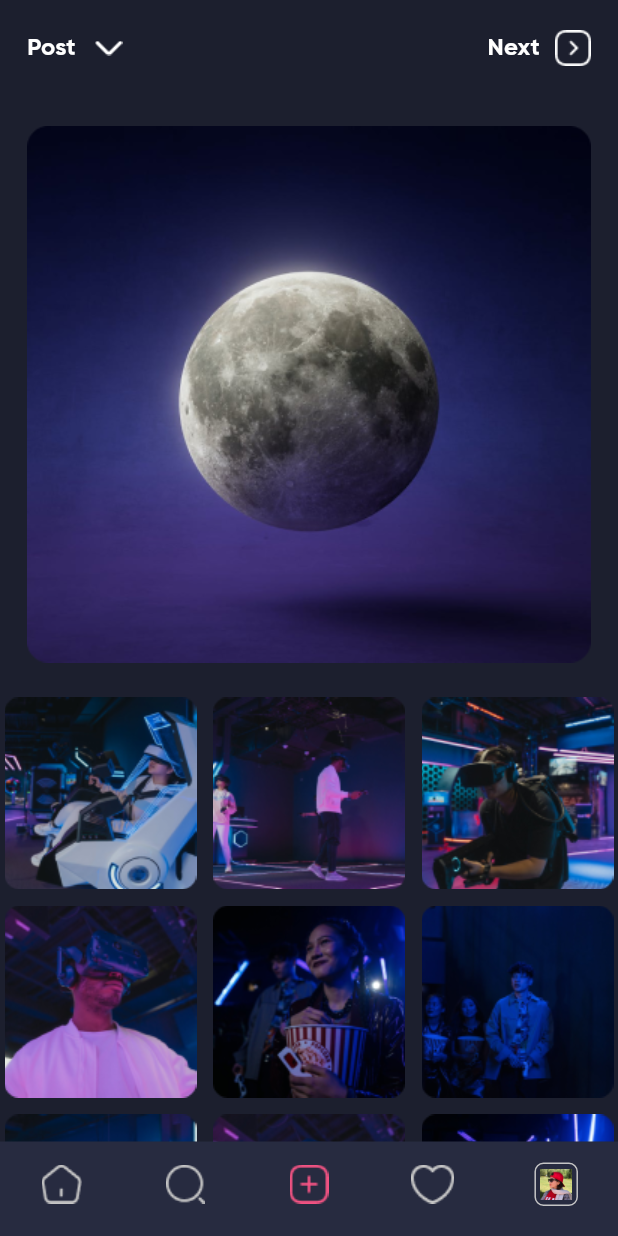
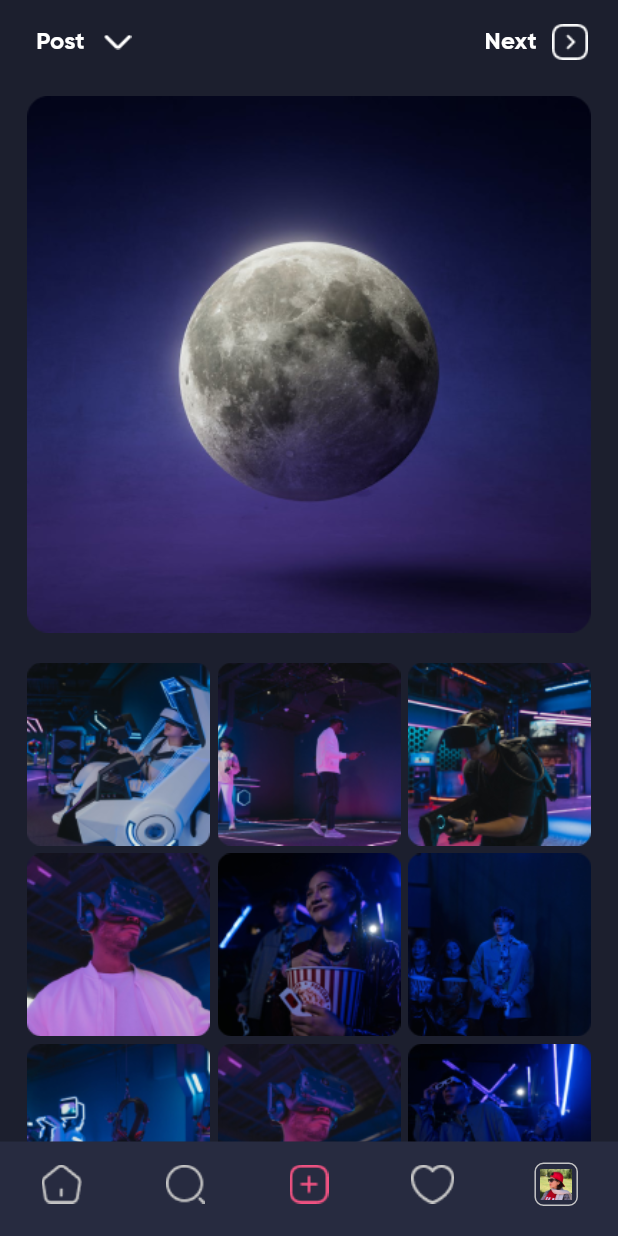
Before and after one commit to mhashemi06/instagram, a Flutter app: the screen it shows after launch, item 3 of the bottom bar chosen, on a phone screen of 412 x 824 dp. Run offline on Flutter 3.47's test engine with Material 3 defaults, Android fonts, the phone set to English and light mode, and no system bars.

Commit message:
clean code in add post screen

```diff
--- a/lib/screens/add_post_screen.dart
+++ b/lib/screens/add_post_screen.dart
@@ -9,6 +9,8 @@ class AddPostScreen extends StatefulWidget {
 }
 
 class _AddPostScreenState extends State<AddPostScreen> {
+  int? _selectedItem;
+
   @override
   Widget build(BuildContext context) {
     return Scaffold(
@@ -16,39 +18,110 @@ class _AddPostScreenState extends State<AddPostScreen> {
       body: SafeArea(
         child: CustomScrollView(
           slivers: [
-           SliverToBoxAdapter(
-             child: Padding(
-               padding: EdgeInsets.symmetric(horizontal: 18,vertical: 20),
-               child: Row(
-                 children: [
-                   Text('Post',style: Theme.of(context).textTheme.bodyMedium,),
-                   SizedBox(width: 12,),
-                   SizedBox(width: 20,height: 10,child: Image.asset('assets/images/icon_arrow_down.png'),),
-
-                   Spacer(),
-                   Text('Next',style: Theme.of(context).textTheme.bodyMedium,),
-                   SizedBox(width: 10,),
-                   SizedBox(width: 24,height: 24,child: Image.asset('assets/images/icon_arrow_right_box.png'),),
+            _getAppBar(),
+            _getSelectImage(),
+            _getImageList(),
           ],
         ),
       ),
+    );
+  }
+
+  ///=================AppBar======================
+  Widget _getAppBar() {
+    return SliverAppBar(
+      pinned: true,
+      backgroundColor: blackColor,
+      title: Padding(
+        padding: EdgeInsets.only(left: 8),
+        child: Row(
+          children: [
+            Text(
+              'Post',
+              style: Theme.of(context).textTheme.bodyMedium,
             ),
-            SliverToBoxAdapter(
-              child: Padding(
-                padding: EdgeInsets.symmetric(horizontal: 18,vertical: 20),
-                child: Image.asset('assets/images/add_post/image10.png'),
+            SizedBox(
+              width: 12,
+            ),
+            SizedBox(
+              width: 20,
+              height: 10,
+              child: Image.asset('assets/images/icon_arrow_down.png'),
+            ),
+          ],
         ),
       ),
-            SliverGrid(delegate: SliverChildBuilderDelegate(childCount: 9,(context, index) {
-              return Image.asset('assets/images/add_post/image${index+1}.png');
-            }), gridDelegate: SliverGridDelegateWithFixedCrossAxisCount(
-              crossAxisCount: 3,
-              crossAxisSpacing: 5,
-              mainAxisSpacing: 5
-            ))
+      actions: [
+        Padding(
+          padding: EdgeInsets.only(right: 20),
+          child: Row(
+            children: [
+              Text(
+                'Next',
+                style: Theme.of(context).textTheme.bodyMedium,
+              ),
+              SizedBox(
+                width: 10,
+              ),
+              SizedBox(
+                width: 24,
+                height: 24,
+                child: Image.asset('assets/images/icon_arrow_right_box.png'),
+              ),
             ],
+          ),
         )
+      ],
+    );
+  }
+
+  ///=================Select Image======================
+  Widget _getSelectImage() {
+    return SliverToBoxAdapter(
+      child: Padding(
+        padding: EdgeInsets.only(
+          right: 18,
+          left: 18,
+          bottom: 20,
+          top: 8,
+        ),
+        child: Builder(builder: (context) {
+          if (_selectedItem == null) {
+            return Image.asset('assets/images/add_post/image10.png');
+          }
+          return ClipRRect(
+            child: FittedBox(
+                fit: BoxFit.cover,
+                child: Image.asset(
+                    'assets/images/add_post/image${_selectedItem! + 1}.png')),
+          );
+        }),
       ),
     );
   }
+
+  ///=================Image List======================
+  Widget _getImageList() {
+    return SliverPadding(
+      padding: EdgeInsets.only(left: 18, right: 18, bottom: 20),
+      sliver: SliverGrid(
+          delegate: SliverChildBuilderDelegate(
+            childCount: 9,
+            (context, index) {
+              return GestureDetector(
+                onTap: () {
+                  setState(() {
+                    _selectedItem = index;
+                  });
+                },
+                child: Image.asset(
+                  'assets/images/add_post/image${index + 1}.png',
+                ),
+              );
+            },
+          ),
+          gridDelegate: SliverGridDelegateWithFixedCrossAxisCount(
+              crossAxisCount: 3, crossAxisSpacing: 5, mainAxisSpacing: 5)),
+    );
   }
+}
```
Lines whose indentation alone changed are shown as unchanged.
